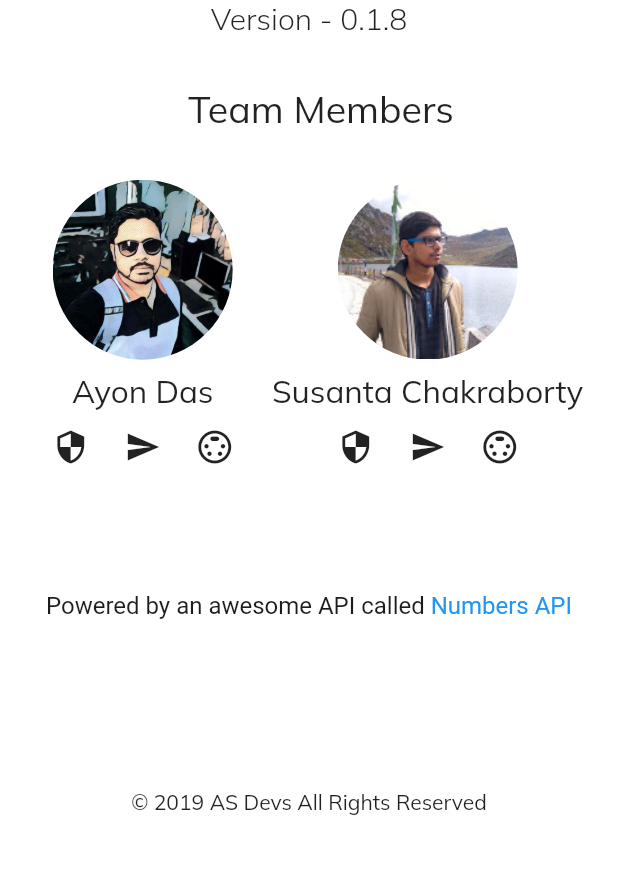
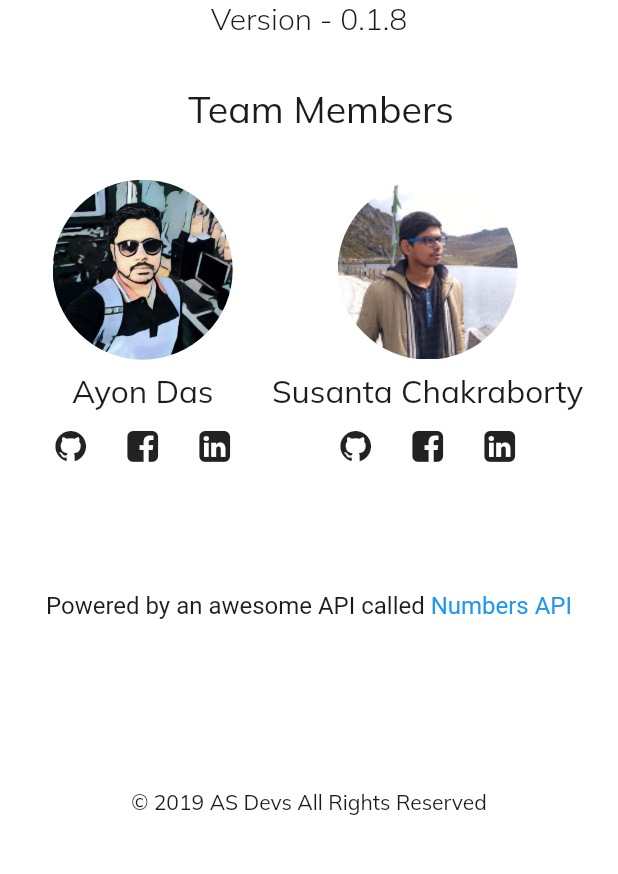
Before and after one commit to AS-Devs/numbers_game, a Flutter app: the AboutPage widget shown alone on an empty page, opened directly, on a phone screen of 412 x 824 dp, the part 324-1198 px from its top. Run offline on Flutter 3.47's test engine with Material 2 defaults, Android fonts, the phone set to English and light mode, and no system bars; our stand-ins replace connectivity, google_fonts, numberpicker, package_info, share, shared_preferences; missing offline and left inert: fluttie; accounts and stored records are empty.

Commit message:
- Fixed a bug where can't pick Date more than 31st Jan (Workaround) - Minor Theme bug fixed - Social Icons Added in About Page
Signed-off-by: Ayon Das <ayantorres@gmail.com>

```diff
--- /dev/null
+++ b/lib/custom_icons/custom_icons.dart
@@ -0,0 +1,25 @@
+import 'package:flutter/widgets.dart';
+
+class GithubIcon {
+  GithubIcon._();
+
+  static const _kFontFam = 'GithubIcon';
+
+  static const IconData github_circled = const IconData(0xf09b, fontFamily: _kFontFam);
+}
+
+class FacebookIcon {
+  FacebookIcon._();
+
+  static const _kFontFam = 'FacebookIcon';
+
+  static const IconData facebook_squared = const IconData(0xf308, fontFamily: _kFontFam);
+}
+
+class LinkedInIcon {
+  LinkedInIcon._();
+
+  static const _kFontFam = 'LinkedInIcon';
+
+  static const IconData linkedin_squared = const IconData(0xf30c, fontFamily: _kFontFam);
+}
--- a/lib/screens/about_page.dart
+++ b/lib/screens/about_page.dart
@@ -50,18 +50,25 @@ class _AboutPageState extends State<AboutPage> {
             style: TextStyle(
                 fontSize: 30.0,
                 fontWeight: FontWeight.w500,
-                fontStyle: FontStyle.italic),
+                fontStyle: FontStyle.italic,
+                color: themeProvider.getTheme.iconTheme.color),
             textAlign: TextAlign.center,
           ),
           Text(
             "Version - $version",
-            style: TextStyle(fontSize: 20.0, fontWeight: FontWeight.w300),
+            style: TextStyle(
+                fontSize: 20.0,
+                fontWeight: FontWeight.w300,
+                color: themeProvider.getTheme.indicatorColor),
             textAlign: TextAlign.center,
           ),
           Padding(
             padding: const EdgeInsets.fromLTRB(16.0, 32.0, 0.0, 16.0),
             child: Text("Team Members",
-                style: TextStyle(fontSize: 25.0, fontWeight: FontWeight.w400)),
+                style: TextStyle(
+                    fontSize: 25.0,
+                    fontWeight: FontWeight.w400,
+                    color: themeProvider.getTheme.indicatorColor)),
           ),
           Padding(
             padding: const EdgeInsets.all(16.0),
@@ -96,7 +103,11 @@ class _AboutPageState extends State<AboutPage> {
                               ..onTap = () => launch("http://numbersapi.com/"))
                       ], style: TextStyle(fontSize: 16.0)),
                     ),
-                    Text("© 2019 AS Devs All Rights Reserved"),
+                    Text(
+                      "© ${DateTime.now().year} AS Devs All Rights Reserved",
+                      style: TextStyle(
+                          color: themeProvider.getTheme.indicatorColor),
+                    ),
                   ],
                 ),
               ),
--- a/lib/screens/main_page.dart
+++ b/lib/screens/main_page.dart
@@ -325,8 +325,7 @@ class _MainPageState extends State<MainPage> with TickerProviderStateMixin {
                               color: Theme.of(context).iconTheme.color,
                               fontFamily: 'Muli',
                               fontSize: 38.0,
-                          fontWeight: FontWeight.w600
-                        ),
+                              fontWeight: FontWeight.w600),
                         ),
                       ),
                       IconButton(
@@ -335,9 +334,9 @@ class _MainPageState extends State<MainPage> with TickerProviderStateMixin {
                         color: Theme.of(context).primaryColor,
                         onPressed: () {
                           Navigator.pop(context);
-                          Share.share("Check out this awesome fact: \n\n${fact.text}\n\nFor More: App Link!",
-                              subject:
-                                  'Awesome Fact by Random Fact App!');
+                          Share.share(
+                              "Check out this awesome fact: \n\n${fact.text}\n\nFor More: App Link!",
+                              subject: 'Awesome Fact by Random Fact App!');
                         },
                       )
                     ],
@@ -347,8 +346,11 @@ class _MainPageState extends State<MainPage> with TickerProviderStateMixin {
                   padding: const EdgeInsets.all(16.0),
                   child: Text(
                     fact.text,
-                    style:
-                      TextStyle(color: Theme.of(context).iconTheme.color, fontSize: 18.0, fontWeight: FontWeight.w400, letterSpacing: .5),
+                    style: TextStyle(
+                        color: Theme.of(context).iconTheme.color,
+                        fontSize: 18.0,
+                        fontWeight: FontWeight.w400,
+                        letterSpacing: .5),
                   ),
                 )
               ],
@@ -403,7 +405,7 @@ class _MainPageState extends State<MainPage> with TickerProviderStateMixin {
             decoration: BoxDecoration(),
             initialValue: _date,
             minValue: 1,
-            maxValue: 31,
+            maxValue: 365,
             onChanged: (newValue) {
               setState(() {
                 _date = newValue;
--- a/lib/screens/settings_page.dart
+++ b/lib/screens/settings_page.dart
@@ -18,7 +18,10 @@ class SettingsPage extends StatelessWidget {
           padding: const EdgeInsets.fromLTRB(16.0, 16.0, 0.0, 16.0),
           child: Text(
             "Theme",
-            style: TextStyle(fontSize: 35.0, fontWeight: FontWeight.w400),
+            style: TextStyle(
+                fontSize: 35.0,
+                fontWeight: FontWeight.w400,
+                color: themeProvider.getTheme.indicatorColor),
             textAlign: TextAlign.start,
           ),
         ),
--- a/lib/widgets/profile_widget.dart
+++ b/lib/widgets/profile_widget.dart
@@ -1,4 +1,5 @@
 import 'package:flutter/material.dart';
+import 'package:numbers_game/custom_icons/custom_icons.dart';
 
 class ProfileAvatar extends StatelessWidget {
   final String name;
@@ -21,21 +22,25 @@ class ProfileAvatar extends StatelessWidget {
           ),
           Padding(
             padding: const EdgeInsets.only(top: 8.0),
-            child: Text(name, textScaleFactor: 1.5),
+            child: Text(
+              name,
+              textScaleFactor: 1.5,
+              style: TextStyle(color: Theme.of(context).indicatorColor),
+            ),
           ),
           Row(
             mainAxisAlignment: MainAxisAlignment.center,
             children: <Widget>[
               IconButton(
-                icon: Icon(Icons.security),
+                icon: Icon(GithubIcon.github_circled),
                 onPressed: () {},
               ),
               IconButton(
-                icon: Icon(Icons.send),
+                icon: Icon(FacebookIcon.facebook_squared),
                 onPressed: () {},
               ),
               IconButton(
-                icon: Icon(Icons.settings_input_svideo),
+                icon: Icon(LinkedInIcon.linkedin_squared),
                 onPressed: () {},
               )
             ],
```
Also changed, not shown: pubspec.yaml (+11 -11 lines), assets/icons/FacebookIcon.ttf (added), assets/icons/GithubIcon.ttf (added), assets/icons/LinkedInIcon.ttf (added). Lines whose indentation alone changed are shown as unchanged.
